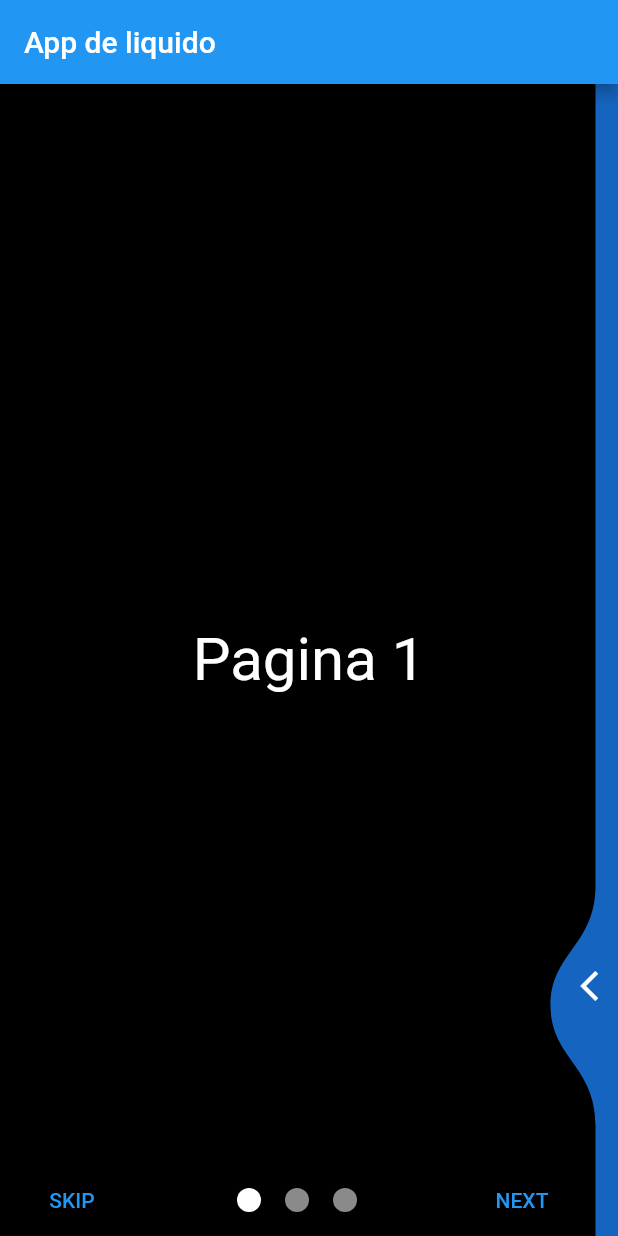
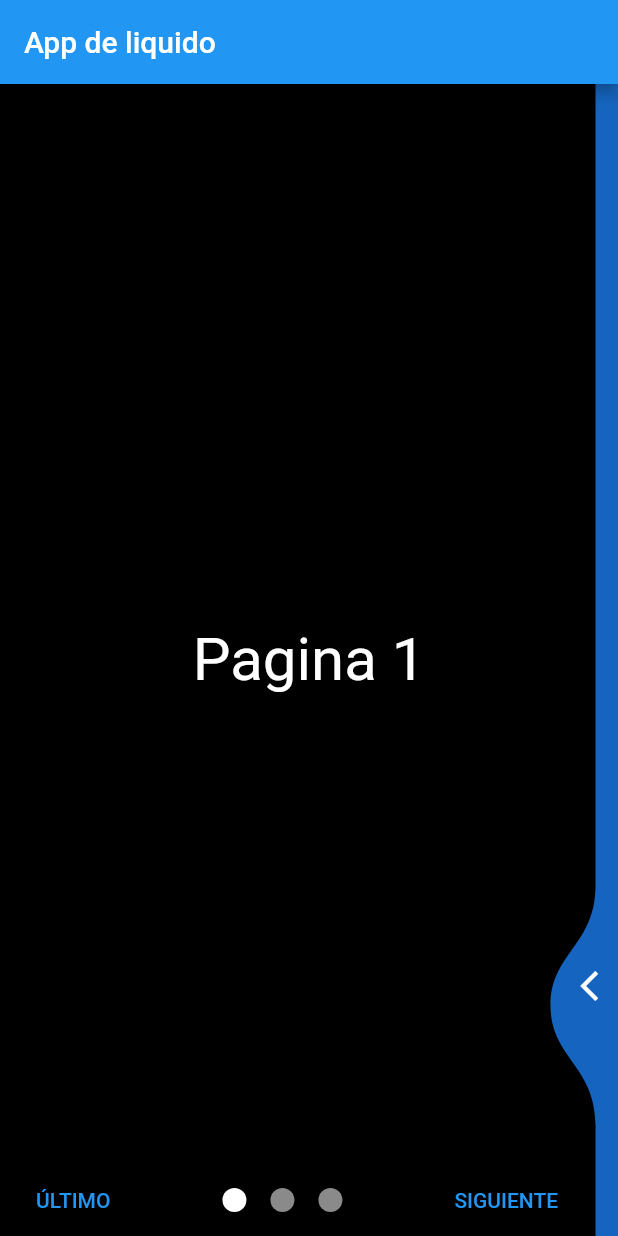
Before and after one commit to Ferdidand79/flutter_liquit, a Flutter app: the screen it shows after launch, on a phone screen of 412 x 824 dp. Run offline on Flutter 3.47's test engine with Material 2 defaults, Android fonts, the phone set to English and light mode, and no system bars; drawn by our look-alikes of liquid_swipe, smooth_page_indicator.

Commit message:
siguiente

```diff
--- a/lib/pages/home.dart
+++ b/lib/pages/home.dart
@@ -81,7 +81,7 @@ class _HomePageState extends State<HomePage> {
                     controller.jumpToPage(
                         page: 2); //dependiendo de la final menos 1
                   },
-                  child: Text('SKIP'),
+                  child: Text('ÚLTIMO'),
                 ),
                 AnimatedSmoothIndicator(
                   activeIndex: controller.currentPage,
@@ -104,7 +104,7 @@ class _HomePageState extends State<HomePage> {
                       duration: 400,
                     );
                   },
-                  child: Text('NEXT'),
+                  child: Text('SIGUIENTE'),
                 ),
               ],
             ),
```
